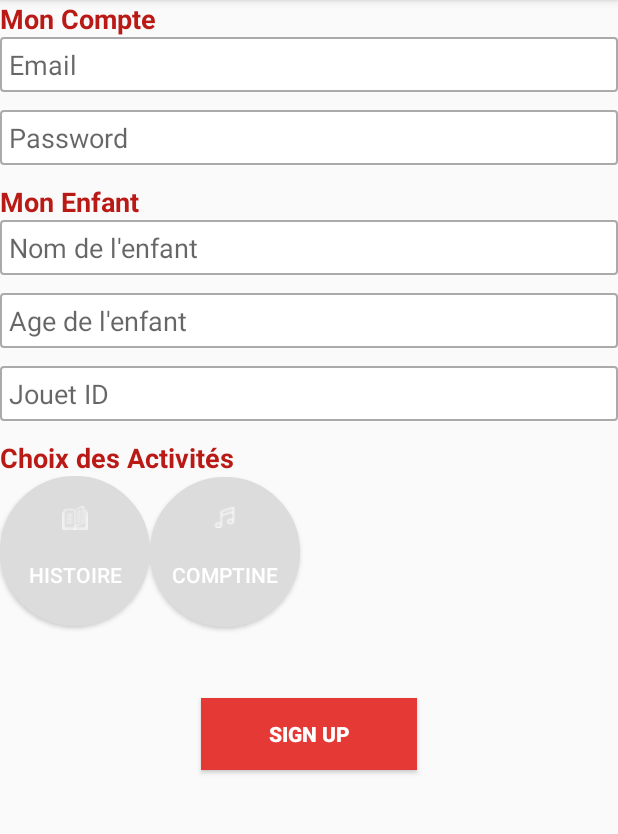
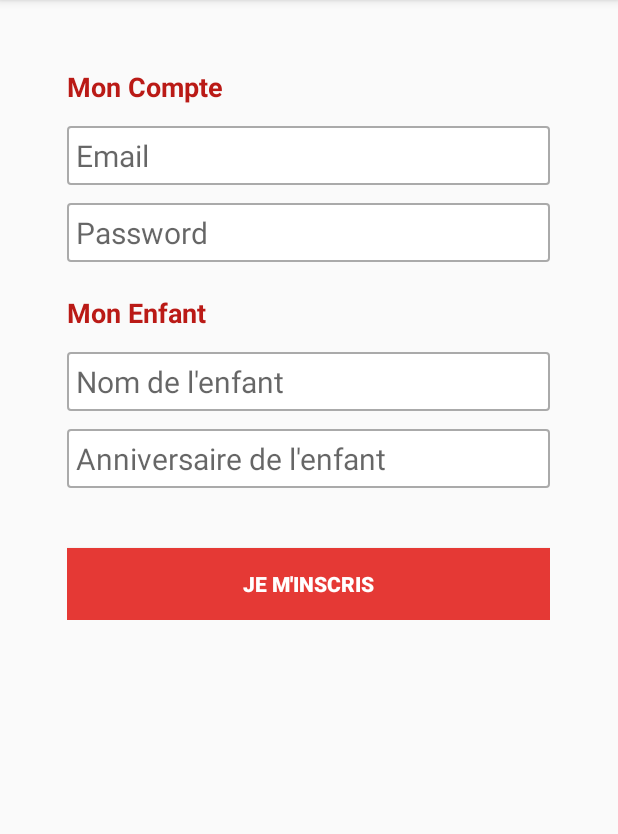
Before and after one commit to ongphil/justkidding_app, an Android app: the SignUpActivity screen opened directly, with no data from a screen before it, on a phone screen of 412 x 824 dp, the part 84-918 px from its top. Run offline under Robolectric (Android 15) with nearby library versions, the phone set to English and light mode, and no system bars; our stand-ins replace Firebase (no records; nobody signed in at launch, a user with empty details on screens opened directly).

Commit message:
Changement Age en anniversaire de l'enfant

```diff
--- a/app/src/main/java/justkidding/justkidding/SignUpActivity.java
+++ b/app/src/main/java/justkidding/justkidding/SignUpActivity.java
@@ -1,8 +1,6 @@
 package justkidding.justkidding;
 
 import android.content.Intent;
-import android.graphics.PorterDuff;
-import android.graphics.drawable.Drawable;
 import android.support.annotation.NonNull;
 import android.support.v7.app.AppCompatActivity;
 import android.os.Bundle;
@@ -29,20 +27,14 @@ public class SignUpActivity extends AppCompatActivity {
     private EditText Email_Add;
     private EditText PassWord;
     private EditText Child_name;
-    private EditText Child_age;
-    private EditText Jouet_ID;
-    private Button Histoire;
-    private Button Comptine;
+    private EditText Child_birthday;
     private Button SignUp;
 
     String email;
     String password;
     String child_name;
-    String jouet_id;
-    int child_age;
+    String child_birthday;
 
-    private boolean pressedH = false;
-    private boolean pressedC = false;
 
     private FirebaseAuth mAuth;
     private FirebaseFirestore Firestore;
@@ -58,44 +50,9 @@ public class SignUpActivity extends AppCompatActivity {
         Email_Add = findViewById(R.id.editTextEmail);
         PassWord = findViewById(R.id.editTextPassword);
         Child_name = findViewById(R.id.editTextChildName);
-        Child_age = findViewById(R.id.editTextChildAge);
-        Jouet_ID = findViewById(R.id.editTextJouetID);
-        Histoire = findViewById(R.id.buttonHistoire);
-        Comptine = findViewById(R.id.buttonComptine);
+        Child_birthday = findViewById(R.id.editTextChildBirthday);
         SignUp = findViewById(R.id.Button_SignUp);
 
-        Histoire.setOnClickListener(new Button.OnClickListener() {
-            public void onClick(View v) {
-                Drawable roundDrawable = getResources().getDrawable(R.drawable.circle);
-                if(!pressedH)
-                {
-                    roundDrawable.setColorFilter(getResources().getColor(R.color.colorPrimaryDark), PorterDuff.Mode.SRC_ATOP);
-                    pressedH= true;
-                }
-                else
-                {
-                    roundDrawable.setColorFilter(getResources().getColor(R.color.colorGrey), PorterDuff.Mode.SRC_ATOP);
-                    pressedH = false;
-                }
-                Histoire.setBackground(roundDrawable);
-            }
-        });
-
-        Comptine.setOnClickListener(new Button.OnClickListener() {
-            public void onClick(View v) {
-                Drawable roundDrawable = getResources().getDrawable(R.drawable.circle);
-                if(!pressedC) {
-                    roundDrawable.setColorFilter(getResources().getColor(R.color.colorPrimaryDark), PorterDuff.Mode.SRC_ATOP);
-                    pressedC = true;
-                }
-                else
-                {
-        roundDrawable.setColorFilter(getResources().getColor(R.color.colorGrey), PorterDuff.Mode.SRC_ATOP);
-        pressedC = false;
-    }
-                Comptine.setBackground(roundDrawable);
-}
-        });
 
         SignUp.setOnClickListener(new Button.OnClickListener() {
             public void onClick(View v) {
@@ -103,30 +60,24 @@ public class SignUpActivity extends AppCompatActivity {
                 email = Email_Add.getText().toString();
                 password = PassWord.getText().toString();
                 child_name = Child_name.getText().toString();
-                child_age = Integer.parseInt(Child_age.getText().toString());
-                jouet_id = Jouet_ID.getText().toString();
+                child_birthday = Child_birthday.getText().toString();
 
-                if (!TextUtils.isEmpty(email) && !TextUtils.isEmpty(password) && !TextUtils.isEmpty(child_name) && !TextUtils.isEmpty(Child_age.getText().toString())) {
+                if (!TextUtils.isEmpty(email) && !TextUtils.isEmpty(password) && !TextUtils.isEmpty(child_name) && !TextUtils.isEmpty(child_birthday)) {
                     mAuth.createUserWithEmailAndPassword(email, password).addOnCompleteListener(new OnCompleteListener<AuthResult>() {
                         @Override
                         public void onComplete(@NonNull Task<AuthResult> task) {
                             if (task.isSuccessful()) {
 
                                 String user_id = mAuth.getCurrentUser().getUid();
-                                Log.d("Test ", "Test user ID " + user_id);
                                 Map<String, Object> user = new HashMap<>();
                                 user.put("Email", email);
                                 user.put("Child_name", child_name);
-                                user.put("Child_age", child_age);
-                                user.put("Jouet_ID", jouet_id);
-                                Map<String, Boolean> activities = new HashMap<>();
-                                activities.put("Comptine", pressedC);
-                                activities.put("Histoire", pressedH);
-                                user.put("Activity", activities);
+                                user.put("Child_age", child_birthday);
+                                user.put("Jouet_ID", "b8:27:eb:a4:76:ca");
+
                                 Firestore.collection("Users").document(user_id).set(user).addOnSuccessListener(new OnSuccessListener<Void>() {
                                     @Override
                                     public void onSuccess(Void aVoid) {
-                                        Log.d("TAG", "User created");
                                         Intent newintent = new Intent(SignUpActivity.this, LoginActivity.class);
                                         startActivity(newintent);
                                         finish();
--- a/app/src/main/res/layout/activity_sign_up.xml
+++ b/app/src/main/res/layout/activity_sign_up.xml
@@ -9,128 +9,116 @@
     <LinearLayout
         android:layout_width="match_parent"
         android:layout_height="match_parent"
+        android:orientation="horizontal"
+        android:padding="20dp">
+
+        <Space
+            android:layout_width="0dp"
+            android:layout_height="match_parent"
+            android:layout_weight="1" />
+
+        <LinearLayout
+            android:layout_width="0dp"
+            android:layout_height="match_parent"
+            android:layout_weight="13"
+            android:orientation="vertical">
+
+            <LinearLayout
+                android:layout_width="match_parent"
+                android:layout_height="wrap_content"
                 android:orientation="vertical">
 
                 <TextView
                     android:layout_width="match_parent"
                     android:layout_height="wrap_content"
+                    android:layout_marginTop="25dp"
                     android:text="Mon Compte"
-            android:textStyle="bold"
+                    android:textColor="@color/colorPrimaryDark"
                     android:textSize="18sp"
-            android:textColor="@color/colorPrimaryDark" />
+                    android:textStyle="bold" />
 
                 <EditText
                     android:id="@+id/editTextEmail"
                     android:layout_width="match_parent"
                     android:layout_height="wrap_content"
+                    android:layout_marginTop="14dp"
                     android:layout_marginBottom="12dp"
                     android:background="@drawable/input_signin_border"
                     android:ems="10"
                     android:hint="Email"
                     android:inputType="textEmailAddress"
-            android:padding="6dp" />
+                    android:padding="6dp"
+                    android:textSize="20sp" />
 
                 <EditText
                     android:id="@+id/editTextPassword"
                     android:layout_width="match_parent"
                     android:layout_height="wrap_content"
-            android:layout_marginBottom="12dp"
+                    android:layout_marginBottom="8dp"
                     android:background="@drawable/input_signin_border"
                     android:ems="10"
                     android:hint="Password"
                     android:inputType="textPassword"
-            android:padding="6dp" />
+                    android:padding="6dp"
+                    android:textSize="20sp" />
 
                 <TextView
                     android:layout_width="match_parent"
                     android:layout_height="wrap_content"
+                    android:layout_marginTop="13dp"
                     android:text="Mon Enfant"
-            android:textStyle="bold"
+                    android:textColor="@color/colorPrimaryDark"
                     android:textSize="18sp"
-            android:textColor="@color/colorPrimaryDark" />
+                    android:textStyle="bold" />
 
                 <EditText
                     android:id="@+id/editTextChildName"
                     android:layout_width="match_parent"
                     android:layout_height="wrap_content"
+                    android:layout_marginTop="14dp"
                     android:layout_marginBottom="12dp"
                     android:background="@drawable/input_signin_border"
                     android:ems="10"
                     android:hint="Nom de l'enfant"
                     android:inputType="textEmailAddress"
-            android:padding="6dp" />
+                    android:padding="6dp"
+                    android:textSize="20sp" />
 
                 <EditText
-            android:id="@+id/editTextChildAge"
+                    android:id="@+id/editTextChildBirthday"
                     android:layout_width="match_parent"
                     android:layout_height="wrap_content"
-            android:layout_marginBottom="12dp"
+                    android:layout_marginBottom="40dp"
                     android:background="@drawable/input_signin_border"
                     android:ems="10"
-            android:hint="Age de l'enfant"
-            android:inputType="textEmailAddress"
-            android:padding="6dp" />
+                    android:hint="Anniversaire de l'enfant"
+                    android:inputType="date"
+                    android:padding="6dp"
+                    android:textSize="20sp" />
 
-        <EditText
-            android:id="@+id/editTextJouetID"
-            android:layout_width="match_parent"
-            android:layout_height="wrap_content"
-            android:layout_marginBottom="12dp"
-            android:background="@drawable/input_signin_border"
-            android:ems="10"
-            android:hint="Jouet ID"
-            android:inputType="textEmailAddress"
-            android:padding="6dp" />
-
-        <TextView
-            android:layout_width="match_parent"
-            android:layout_height="wrap_content"
-            android:text="Choix des Activités"
-            android:textStyle="bold"
-            android:textSize="18sp"
-            android:textColor="@color/colorPrimaryDark" />
-
-
-        <LinearLayout
-            android:layout_width="match_parent"
-            android:layout_height="132dp"
-            android:orientation="horizontal">
-
-            <Button
-                android:id="@+id/buttonHistoire"
-                android:layout_width="100dp"
-                android:layout_height="100dp"
-                android:background="@drawable/circle"
-                android:drawableTop="@drawable/histoire"
-                android:paddingTop="20dp"
-                android:text="Histoire"
-                android:textColor="#fff" />
-
-            <Button
-                android:id="@+id/buttonComptine"
-                android:layout_width="100dp"
-                android:layout_height="100dp"
-                android:background="@drawable/circle"
-                android:drawableTop="@drawable/comptine"
-                android:paddingTop="20dp"
-                android:text="Comptine"
-                android:textColor="#fff" />
-
-        </LinearLayout>
 
                 <Button
                     android:id="@+id/Button_SignUp"
                     android:layout_width="match_parent"
                     android:layout_height="wrap_content"
-            android:layout_marginStart="134dp"
-            android:layout_marginTop="16dp"
-            android:layout_marginEnd="134dp"
-            android:layout_marginBottom="16dp"
                     android:background="@color/colorPrimary"
-            android:text="Sign Up"
+                    android:text="Je m'inscris"
                     android:textColor="@color/colorWhite"
                     android:textStyle="bold" />
 
             </LinearLayout>
 
+        </LinearLayout>
+
+        <Space
+            android:layout_width="0dp"
+            android:layout_height="wrap_content"
+            android:layout_weight="1" />
+
+
+    </LinearLayout>
+    ///
+
+
+
 </android.support.constraint.ConstraintLayout>
```
Also changed, not shown: app/src/main/java/justkidding/justkidding/DatePickerFragment.java (added, +39 -0 lines), app/src/main/java/justkidding/justkidding/ProfileFragment.java (+3 -14 lines), app/src/main/res/layout/fragment_profile.xml (+4 -4 lines). Lines whose indentation alone changed are shown as unchanged.
